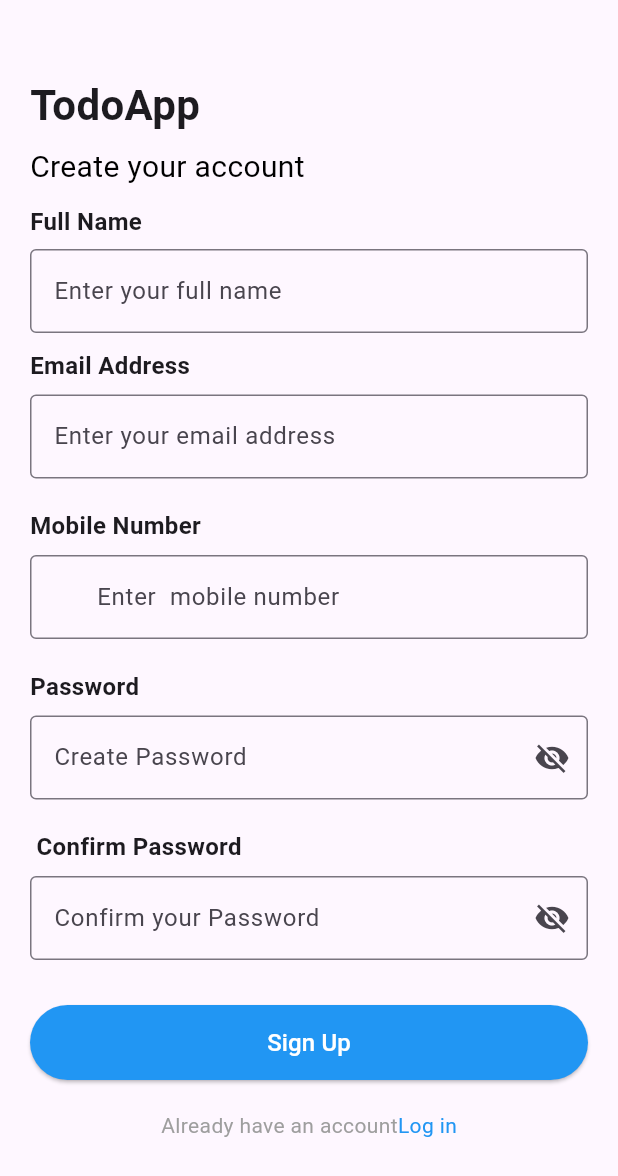
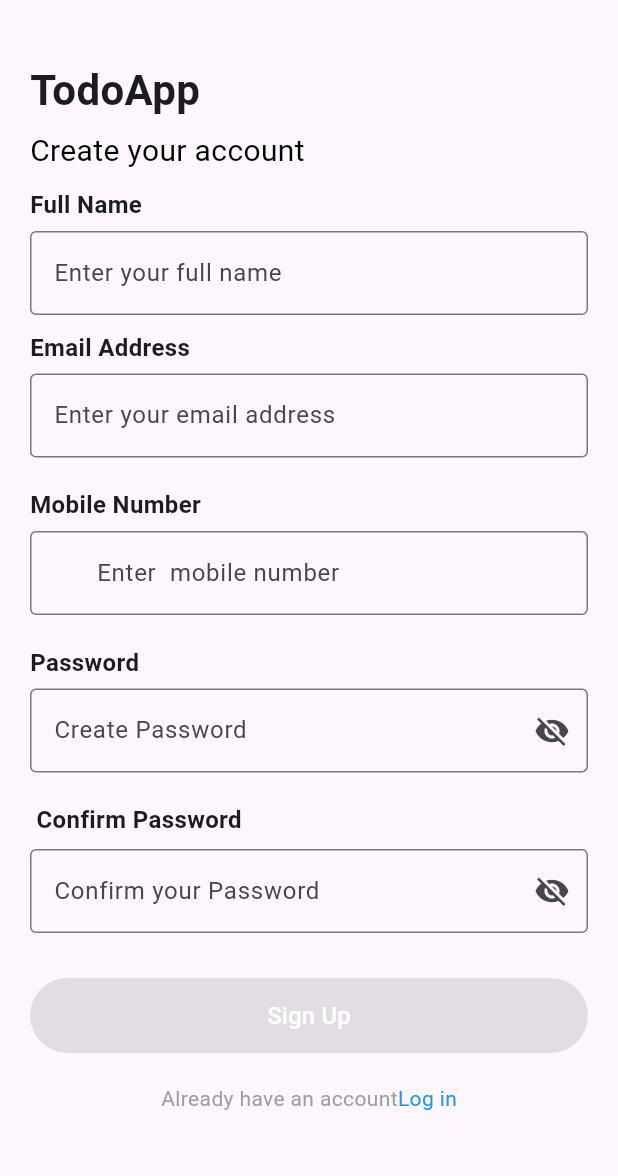
Before and after one commit to mobikodeStudio/todo_flutter_app, a Flutter app: the SignupScreen screen opened directly, on a phone screen of 412 x 824 dp. Shown: the top 1176 px of the screen. Run offline on Flutter 3.47's test engine with Material 3 defaults, Android fonts, the phone set to English and light mode, and no system bars; our stand-ins replace flutter_bloc, get_it.

Commit message:
signup screen added

```diff
--- a/lib/presentation/signup/signup_screen.dart
+++ b/lib/presentation/signup/signup_screen.dart
@@ -1,4 +1,4 @@
-import 'package:flutter/foundation.dart';
+
 import 'package:flutter/material.dart';
 
 class SignupScreen extends StatefulWidget {
@@ -10,7 +10,49 @@ class SignupScreen extends StatefulWidget {
 class _SignupScreenState extends State<SignupScreen> {
   bool hidePassword = true;
   bool hideConfirmPassword = true;
+  final TextEditingController nameController = TextEditingController();
+  final TextEditingController emailController = TextEditingController();
+  final TextEditingController mobileController = TextEditingController();
+  final TextEditingController passwordController = TextEditingController();
+  final TextEditingController confirmPasswordController = TextEditingController();
+  bool isButtonEnabled =false;
+  String? confirmPasswordError;
+  String?emailError;
+  @override
+  void initState() {
+    super.initState();
+    nameController.addListener(validateFields);
+    emailController.addListener(validateFields);
+    mobileController.addListener(validateFields);
+    passwordController.addListener(validateFields);
+    confirmPasswordController.addListener(validateFields);
+  }
 
+  void validateFields() {
+    setState(() {
+      isButtonEnabled = nameController.text.isNotEmpty &&
+          emailController.text.isNotEmpty &&
+          mobileController.text.isNotEmpty &&
+          passwordController.text.isNotEmpty &&
+          confirmPasswordController.text.isNotEmpty;
+      if (confirmPasswordController.text.isNotEmpty &&
+          passwordController.text != confirmPasswordController.text) {
+        confirmPasswordError = "Passwords do not match";
+        isButtonEnabled = false;
+      } else {
+        confirmPasswordError = null;
+      }
+    });
+  }
+  @override
+  void dispose() {
+    nameController.dispose();
+    emailController.dispose();
+    mobileController.dispose();
+    passwordController.dispose();
+    confirmPasswordController.dispose();
+    super.dispose();
+  }
   @override
   Widget build(BuildContext context) {
     return Scaffold(
@@ -20,11 +62,11 @@ class _SignupScreenState extends State<SignupScreen> {
             child: Column(
               crossAxisAlignment: CrossAxisAlignment.start,
               children: [
-                const SizedBox(height: 30),
+                const SizedBox(height: 20),
                  const Text(
                      "TodoApp",
                  style: TextStyle(fontSize: 28,fontWeight: FontWeight.bold)),
-                const SizedBox(height: 7),
+                const SizedBox(height: 6),
                 const Text(
                     "Create your account",
                   style: TextStyle(fontSize: 20,color: Colors.black),
@@ -34,8 +76,9 @@ class _SignupScreenState extends State<SignupScreen> {
                   "Full Name",
                   style: TextStyle(fontSize: 16,fontWeight: FontWeight.bold),
                 ),
-                  const SizedBox(height: 7),
+                  const SizedBox(height: 6),
                 TextField(
+                  controller: nameController,
                   decoration: InputDecoration(
                     hintText: "Enter your full name",
                     border: OutlineInputBorder(),
@@ -46,8 +89,9 @@ class _SignupScreenState extends State<SignupScreen> {
                   "Email Address",
                   style: TextStyle(fontSize: 16,fontWeight: FontWeight.bold),
                 ),
-                const SizedBox(height: 8),
+                const SizedBox(height: 6),
                 TextField(
+                  controller: emailController,
                   decoration: InputDecoration(
                     hintText: "Enter your email address",
                     border: OutlineInputBorder(),
@@ -58,8 +102,9 @@ class _SignupScreenState extends State<SignupScreen> {
                   "Mobile Number",
                   style: TextStyle(fontSize: 16,fontWeight: FontWeight.bold),
                 ),
-                const SizedBox(height: 8),
-                const TextField(
+                const SizedBox(height: 6),
+                 TextField(
+                  controller: mobileController,
                   keyboardType: TextInputType.phone,
                   decoration: InputDecoration(
                     hintText: "Enter  mobile number",
@@ -71,8 +116,9 @@ class _SignupScreenState extends State<SignupScreen> {
                   "Password",
                   style: TextStyle(fontSize: 16,fontWeight: FontWeight.bold),
                 ),
-                const SizedBox(height: 8),
+                const SizedBox(height: 6),
                 TextField(
+                  controller: passwordController,
                   obscureText: hidePassword,
                   decoration: InputDecoration(
                     hintText: "Create Password",
@@ -96,10 +142,12 @@ class _SignupScreenState extends State<SignupScreen> {
                 ),
                 const SizedBox(height: 8),
                  TextField(
+                   controller: confirmPasswordController,
                   obscureText: hideConfirmPassword,
                   decoration: InputDecoration(
                     hintText: "Confirm your Password",
                     border: OutlineInputBorder(),
+                    errorText: confirmPasswordError,
                     suffixIcon: IconButton(
                       icon: Icon(
                         hideConfirmPassword ? Icons.visibility_off : Icons.visibility,
@@ -118,10 +166,15 @@ class _SignupScreenState extends State<SignupScreen> {
                   height: 50,
                   child: ElevatedButton(
                     style: ElevatedButton.styleFrom(backgroundColor: Colors.blue),
-                    onPressed: (){},
+                    onPressed: isButtonEnabled
+                        ? () {
+                      // Put your signup logic here
+                      print("Signing Up...");
+                    }
+                        : null, // disables the button if fields are empty
                     child: const Text(
                       "Sign Up",
-                      style: TextStyle(color: Colors.white,fontSize: 16),
+                      style: TextStyle(color: Colors.white, fontSize: 16),
                     ),
                   ),
                 ),
```
